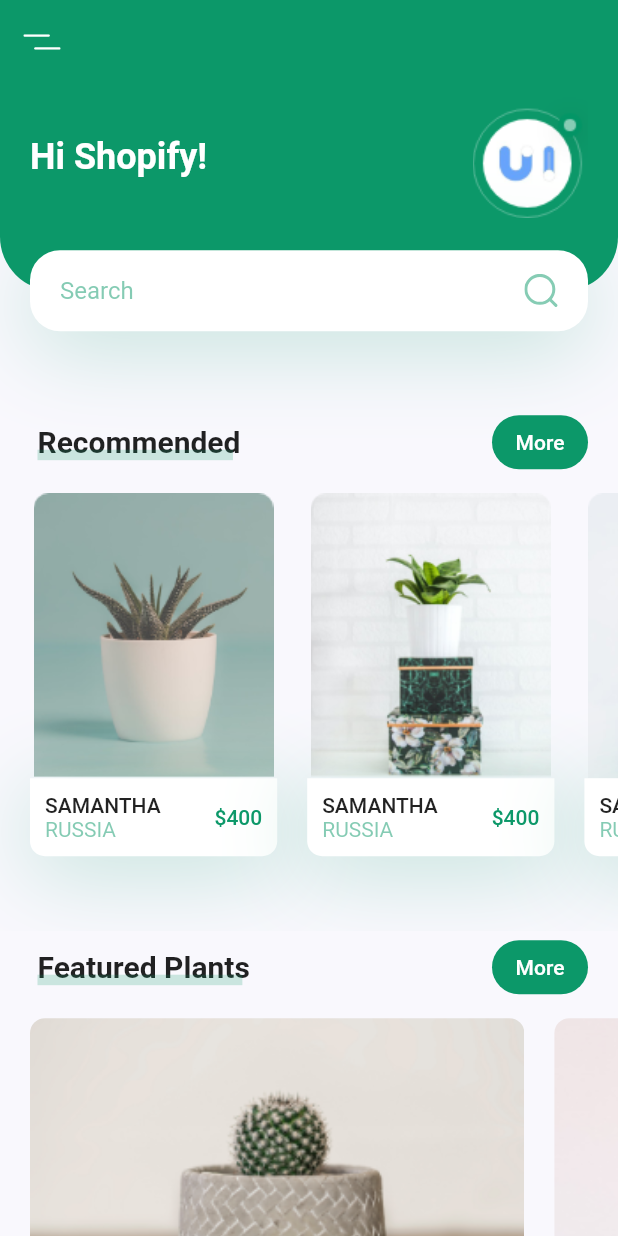
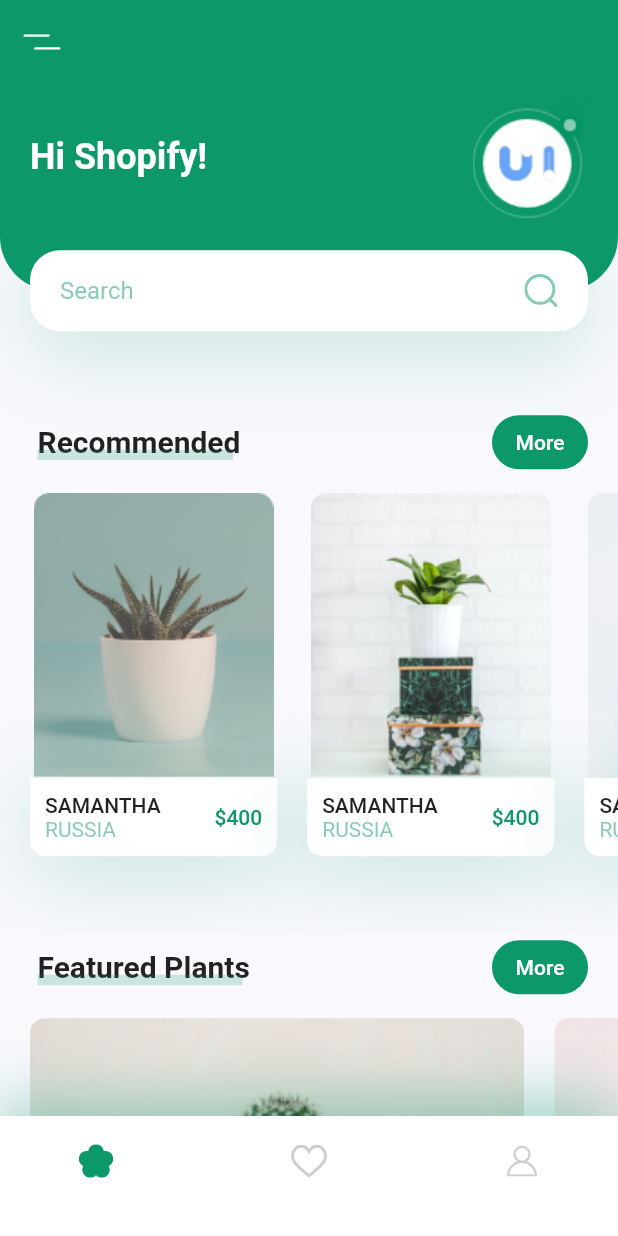
Before and after one commit to sakshamsri4/PlantApp, a Flutter app: the screen it shows after launch, on a phone screen of 412 x 824 dp. Run offline on Flutter 3.47's test engine with Material 2 defaults, Android fonts, the light colour scheme and no system bars; our stand-ins replace flutter_svg.

Commit message:
Bottom Nav Bar

```diff
--- /dev/null
+++ b/lib/components/bottom_nav_bar.dart
@@ -0,0 +1,44 @@
+import 'package:flutter/material.dart';
+import 'package:flutter_svg/svg.dart';
+import 'package:plant_app/constants.dart';
+
+class BottomNavBar extends StatelessWidget {
+  const BottomNavBar({
+    Key? key,
+  }) : super(key: key);
+
+  @override
+  Widget build(BuildContext context) {
+    return Container(
+      padding: const EdgeInsets.only(
+        left: kDefaultPadding * 2,
+        right: kDefaultPadding * 2,
+        bottom: kDefaultPadding,
+      ),
+      height: 80,
+      decoration: BoxDecoration(color: Colors.white, boxShadow: [
+        BoxShadow(
+            offset: Offset(0, -10),
+            blurRadius: 35,
+            color: kPrimaryColor.withOpacity(0.38))
+      ]),
+      child: Row(
+        mainAxisAlignment: MainAxisAlignment.spaceBetween,
+        children: [
+          IconButton(
+            onPressed: () {},
+            icon: SvgPicture.asset('assets/icons/flower.svg'),
+          ),
+          IconButton(
+            onPressed: () {},
+            icon: SvgPicture.asset('assets/icons/heart-icon.svg'),
+          ),
+          IconButton(
+            onPressed: () {},
+            icon: SvgPicture.asset('assets/icons/user-icon.svg'),
+          )
+        ],
+      ),
+    );
+  }
+}
--- a/lib/screens/home/home_screen.dart
+++ b/lib/screens/home/home_screen.dart
@@ -1,7 +1,10 @@
 import 'package:flutter/cupertino.dart';
 import 'package:flutter/material.dart';
 import 'package:flutter_svg/flutter_svg.dart';
+import 'package:plant_app/constants.dart';
 import 'package:plant_app/screens/home/components/body.dart';
+
+import '../../components/bottom_nav_bar.dart';
 
 class HomeScreen extends StatelessWidget {
   const HomeScreen({Key? key}) : super(key: key);
@@ -11,6 +14,7 @@
     return Scaffold(
       appBar: buildAppBar(),
       body: Body(),
+      bottomNavigationBar: BottomNavBar(),
     );
   }
 
```
